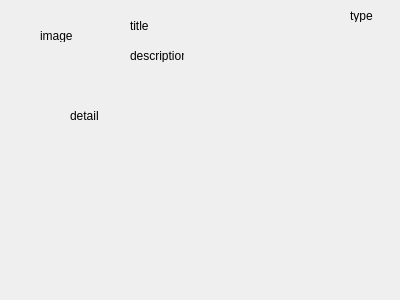
The window that src/proj/Qt/entboost/ebdialogviewecard.ui (sohokay94how/ineatt) describes before a commit, drawn with Qt 5.
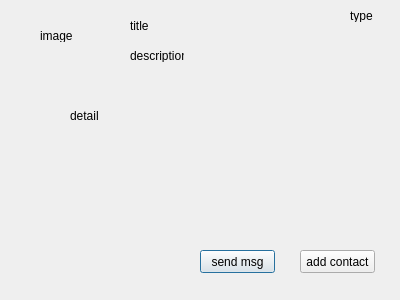
The same window after the commit.

What changed in the file:
```diff
--- a/src/proj/Qt/entboost/ebdialogviewecard.ui
+++ b/src/proj/Qt/entboost/ebdialogviewecard.ui
@@ -78,6 +78,32 @@
     <string>type</string>
    </property>
   </widget>
+  <widget class="QPushButton" name="pushButtonSendMsg">
+   <property name="geometry">
+    <rect>
+     <x>200</x>
+     <y>250</y>
+     <width>75</width>
+     <height>23</height>
+    </rect>
+   </property>
+   <property name="text">
+    <string>send msg</string>
+   </property>
+  </widget>
+  <widget class="QPushButton" name="pushButtonAddContact">
+   <property name="geometry">
+    <rect>
+     <x>300</x>
+     <y>250</y>
+     <width>75</width>
+     <height>23</height>
+    </rect>
+   </property>
+   <property name="text">
+    <string>add contact</string>
+   </property>
+  </widget>
  </widget>
  <resources/>
  <connections/>
```
